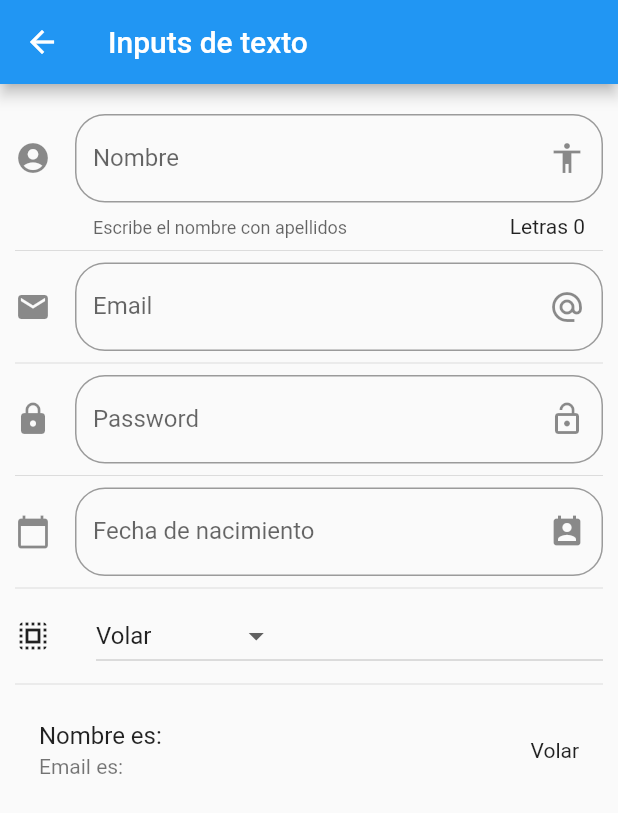
After one commit to isaacgh64/componentes, a Flutter app: the InputPage screen opened by its route, on a phone screen of 412 x 824 dp. The commit adds this screen. Shown: the top 813 px of the screen. Run offline on Flutter 3.47's test engine with Material 2 defaults, Android fonts, the phone set to English and light mode, and no system bars.

```diff
--- a/data/menu_opts.json
+++ b/data/menu_opts.json
@@ -20,6 +20,16 @@
             "ruta" : "animatedContainer",
             "icon" : "donut_large",
             "texto": "Animated Container"
+        },
+        {
+            "ruta" : "inputs",
+            "icon" : "input",
+            "texto": "Inputs"
+        },
+        {
+            "ruta" : "slider",
+            "icon" : "tune",
+            "texto": "Sliders - Cheks"
         }
     ]
 }
--- /dev/null
+++ b/lib/src/pages/input_page.dart
@@ -0,0 +1,171 @@
+import 'package:flutter/material.dart';
+
+class InputPage extends StatefulWidget {
+  const InputPage({Key? key}) : super(key: key);
+
+  @override
+  State<InputPage> createState() => _InputPageState();
+}
+
+class _InputPageState extends State<InputPage> {
+  String _nombre = '';
+  String _email = '';
+  String _fecha = '';
+  String _opcionSeleccionada = 'Volar';
+
+  final List _poderes = ['Volar', 'Rayos X', 'Super Aliento', 'Super Fuerza'];
+
+  final TextEditingController _inputFieldDateController =
+      TextEditingController();
+  @override
+  Widget build(BuildContext context) {
+    return Scaffold(
+        appBar: AppBar(
+          title: const Text('Inputs de texto'),
+        ),
+        body: ListView(
+          padding: const EdgeInsets.symmetric(horizontal: 10.0, vertical: 20.0),
+          children: <Widget>[
+            _crearInput(),
+            const Divider(),
+            _crearEmail(),
+            const Divider(),
+            _crearPassword(),
+            const Divider(),
+            _crearFecha(context),
+            const Divider(),
+            _crearDropdown(),
+            const Divider(),
+            _crearPersona(),
+          ],
+        ));
+  }
+
+  _crearInput() {
+    return TextField(
+      textCapitalization: TextCapitalization.sentences,
+      decoration: InputDecoration(
+          border: OutlineInputBorder(borderRadius: BorderRadius.circular(20.0)),
+          counter: Text('Letras ${_nombre.length}'),
+          hintText: 'Escribe tu nombre',
+          labelText: 'Nombre',
+          helperText: 'Escribe el nombre con apellidos',
+          suffixIcon: const Icon(Icons.accessibility),
+          icon: const Icon(Icons.account_circle)),
+      onChanged: (valor) {
+        setState(() {
+          _nombre = valor;
+        });
+      },
+    );
+  }
+
+  Widget _crearEmail() {
+    return TextField(
+      keyboardType: TextInputType.emailAddress,
+      decoration: InputDecoration(
+          border: OutlineInputBorder(borderRadius: BorderRadius.circular(20.0)),
+          hintText: 'Escribe tu email',
+          labelText: 'Email',
+          suffixIcon: const Icon(Icons.alternate_email),
+          icon: const Icon(Icons.email)),
+      onChanged: (valor) {
+        setState(() {
+          _email = valor;
+        });
+      },
+    );
+  }
+
+  Widget _crearPassword() {
+    return TextField(
+      obscureText: true,
+      decoration: InputDecoration(
+          border: OutlineInputBorder(borderRadius: BorderRadius.circular(20.0)),
+          hintText: 'Password',
+          labelText: 'Password',
+          suffixIcon: const Icon(Icons.lock_open),
+          icon: const Icon(Icons.lock)),
+      onChanged: (valor) {
+        setState(() {
+          _email = valor;
+        });
+      },
+    );
+  }
+
+  Widget _crearFecha(BuildContext context) {
+    return TextField(
+      enableInteractiveSelection: false,
+      controller: _inputFieldDateController,
+      decoration: InputDecoration(
+          border: OutlineInputBorder(borderRadius: BorderRadius.circular(20.0)),
+          hintText: 'Fecha de nacimiento',
+          labelText: 'Fecha de nacimiento',
+          suffixIcon: const Icon(Icons.perm_contact_calendar),
+          icon: const Icon(Icons.calendar_today)),
+      onTap: () {
+        FocusScope.of(context).requestFocus(FocusNode());
+        _selectDate(context);
+      },
+    );
+  }
+
+  _selectDate(BuildContext context) async {
+    DateTime? picked = await showDatePicker(
+      context: context,
+      initialDate: DateTime.now(),
+      firstDate: DateTime(2018),
+      lastDate: DateTime(2025),
+      locale: const Locale('es', 'ES'),
+    );
+
+    if (picked != null) {
+      setState(() {
+        _fecha = picked.toString();
+        _inputFieldDateController.text = _fecha;
+      });
+    }
+  }
+
+  List<DropdownMenuItem<String>> getOpcionesDropdown() {
+    List<DropdownMenuItem<String>> lista = [];
+
+    _poderes.forEach((poder) {
+      lista.add(DropdownMenuItem(
+        child: Text(poder),
+        value: poder,
+      ));
+    });
+    return lista;
+  }
+
+  Widget _crearDropdown() {
+    return Row(
+      children: <Widget>[
+        const Icon(Icons.select_all),
+        const SizedBox(
+          width: 30.0,
+        ),
+        Expanded(
+          child: DropdownButton(
+              value: _opcionSeleccionada,
+              items: getOpcionesDropdown(),
+              onChanged: (opt) {
+                setState(() {
+                  _opcionSeleccionada = opt.toString();
+                });
+              }),
+        ),
+      ],
+    );
+  }
+
+  Widget _crearPersona() {
+    return ListTile(
+      title: Text('Nombre es: $_nombre'),
+      subtitle: Text('Email es: $_email'),
+      trailing: Text(_opcionSeleccionada),
+    );
+  }
+}
--- a/lib/src/routes/routes.dart
+++ b/lib/src/routes/routes.dart
@@ -1,5 +1,7 @@
 import 'package:componentes/src/pages/animated_container.dart';
 import 'package:componentes/src/pages/card_page.dart';
+import 'package:componentes/src/pages/input_page.dart';
+import 'package:componentes/src/pages/slider_page.dart';
 import 'package:flutter/material.dart';
 
 import '../pages/alert_pages.dart';
@@ -14,5 +16,7 @@ Map<String, WidgetBuilder> getApplicationRoutes() {
     'card': (BuildContext context) => const CardPage(),
     'animatedContainer': (BuildContext context) =>
         const AnimatedContainerPage(),
+    'inputs': (BuildContext context) => const InputPage(),
+    'slider': (BuildContext context) => const SliderPage(),
   };
 }
--- a/lib/src/utils/icono_string_util.dart
+++ b/lib/src/utils/icono_string_util.dart
@@ -5,6 +5,8 @@ final _icons = <String, IconData>{
   'accessibility': Icons.accessibility,
   'folder_open': Icons.folder_open,
   'donut_large': Icons.donut_large,
+  'input': Icons.input,
+  'tune': Icons.tune,
 };
 
 Icon getIcon(String nombreIcono) {
--- a/pubspec.yaml
+++ b/pubspec.yaml
@@ -37,6 +37,9 @@ dependencies:
 
 dev_dependencies:
   flutter_test:
+    sdk: flutter
+
+  flutter_localizations:
     sdk: flutter
 
   # The "flutter_lints" package below contains a set of recommended lints to
```
Also changed, not shown: lib/main.dart (+9 -0 lines), lib/src/pages/slider_page.dart (added, +52 -0 lines), pubspec.lock.
